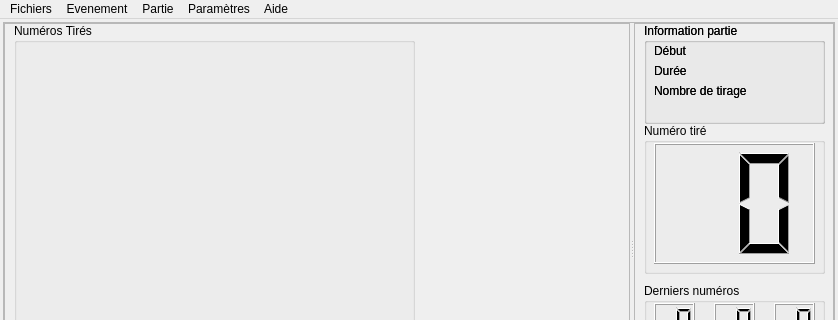
Above: sources/UI/MainWindow.ui from Silmaen/EvenementLoto before the change; both pictures show x 0 to 838 and y 0 to 320 of the 838 by 705 pixel window. Below: the same form after it.
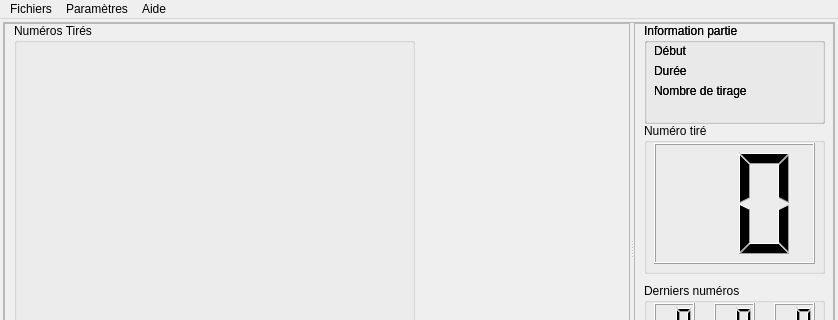
That is the form after the change.

```diff
--- a/sources/UI/MainWindow.ui
+++ b/sources/UI/MainWindow.ui
@@ -754,19 +754,7 @@
                 <addaction name="separator"/>
                 <addaction name="actionAide"/>
             </widget>
-            <widget class="QMenu" name="menuEvenement">
-                <property name="title">
-                    <string>Evenement</string>
-                </property>
-            </widget>
-            <widget class="QMenu" name="menuPartie">
-                <property name="title">
-                    <string>Partie</string>
-                </property>
-            </widget>
             <addaction name="menuFichiers"/>
-            <addaction name="menuEvenement"/>
-            <addaction name="menuPartie"/>
             <addaction name="menuParam_tres"/>
             <addaction name="menuAide"/>
         </widget>
```
Left out of the diff: 274 changed lines with no effect on the pictures.
